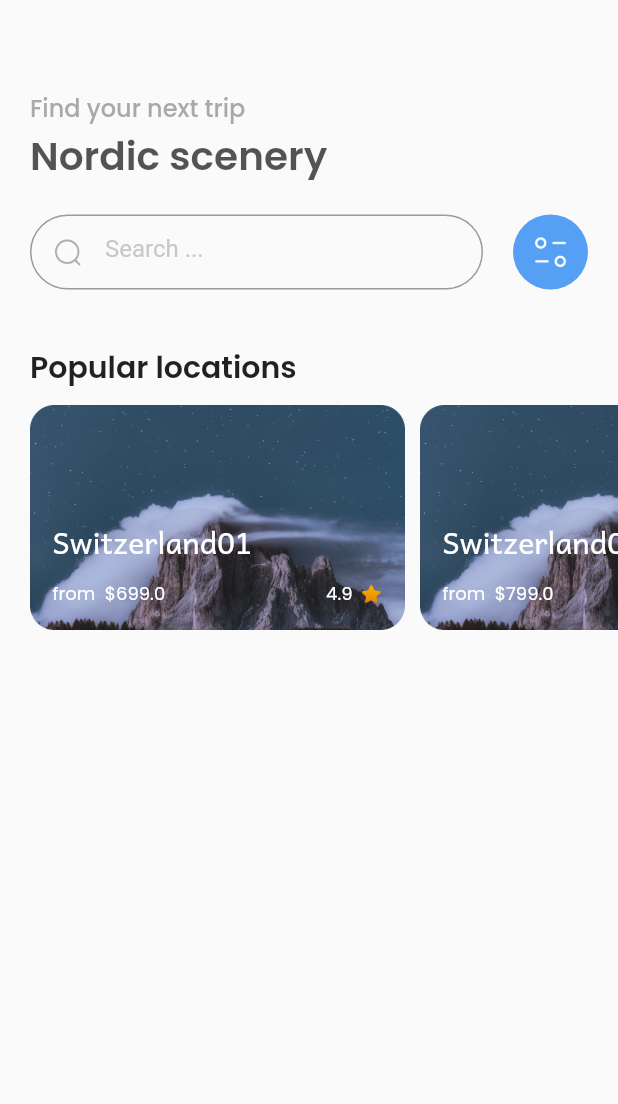
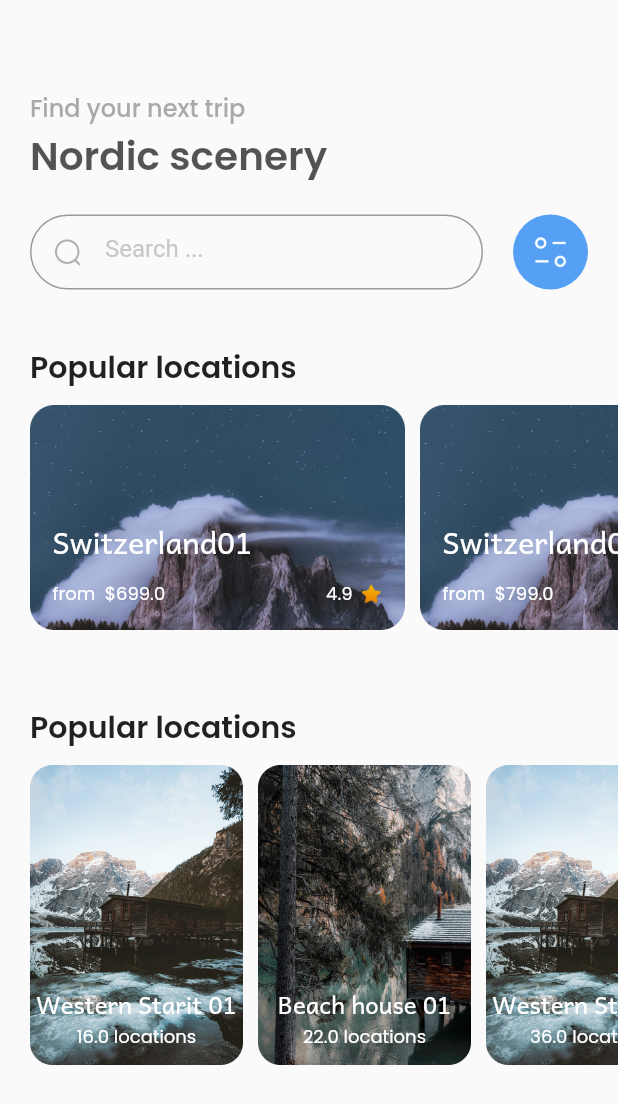
Before and after one commit to dmTung99-dev/demo_1, a Flutter app: the HomeScreen screen opened by its route, on a phone screen of 412 x 824 dp. Shown: the top 1104 px of the screen. Run offline on Flutter 3.47's test engine with Material 2 defaults, Android fonts, the phone set to English and light mode, and no system bars.

Commit message:
Tung Duong: Update HomePage without bottom bar

```diff
--- a/lib/models/popular_locations_model.dart
+++ b/lib/models/popular_locations_model.dart
@@ -41,3 +41,26 @@ List<PopularLocationsList> popularLocationsList01 = [
     rating: 4.9,
   ),
 ];
+
+List<PopularLocationsList> popularLocationsList02 = [
+  PopularLocationsList(
+    image: 'assets/images/western_strait_01.png',
+    name: 'Western Starit 01',
+    numberLocations: 16,
+  ),
+  PopularLocationsList(
+    image: 'assets/images/beach_house_01.png',
+    name: 'Beach house 01',
+    numberLocations: 22,
+  ),
+  PopularLocationsList(
+    image: 'assets/images/western_strait_02.png',
+    name: 'Western Starit 02',
+    numberLocations: 36,
+  ),
+  PopularLocationsList(
+    image: 'assets/images/beach_house_02.png',
+    name: 'Beach house 02',
+    numberLocations: 44,
+  ),
+];
--- a/lib/view/home/home_view.dart
+++ b/lib/view/home/home_view.dart
@@ -13,7 +13,8 @@ class HomeScreen extends StatefulWidget {
 
 class _HomeScreenState extends State<HomeScreen> {
   TextEditingController searchController = TextEditingController();
-  late PageController pageController;
+  late ScrollController popularList01Controller;
+  late ScrollController popularList02Controller;
   int currentIndex = 0;
 
   void onPressFilter() {
@@ -23,13 +24,15 @@ class _HomeScreenState extends State<HomeScreen> {
 
   @override
   void initState() {
-    pageController = PageController(viewportFraction: 0.45);
+    popularList01Controller = ScrollController();
+    popularList02Controller = ScrollController();
     super.initState();
   }
 
   @override
   void dispose() {
-    pageController.dispose();
+    popularList01Controller.dispose();
+    popularList02Controller.dispose();
     super.dispose();
   }
 
@@ -112,6 +115,7 @@ class _HomeScreenState extends State<HomeScreen> {
                     child: ListView.builder(
                         scrollDirection: Axis.horizontal,
                         itemCount: popularLocationsList01.length,
+                        controller: popularList01Controller,
                         itemBuilder: (context, index) {
                           return Container(
                             height: 150,
@@ -185,6 +189,56 @@ class _HomeScreenState extends State<HomeScreen> {
                 ],
               ),
             ),
+            SizedBox(height: 40,),
+            Container(
+              height: 300,
+              width: double.infinity,
+              child: Column(
+                crossAxisAlignment: CrossAxisAlignment.start,
+                children: [
+                  Text('Popular locations', style: TextStyle(fontSize: 20, fontFamily: 'PoppinsSemiBold'),),
+                  SizedBox(height: 10,),
+                  Container(
+                    height: 200,
+                    width: double.infinity,
+                    child: ListView.builder(
+                      scrollDirection: Axis.horizontal,
+                      controller: popularList02Controller,
+                      itemCount: popularLocationsList02.length,
+                      itemBuilder: (context, index) {
+                        return Container(
+                          height: 200,
+                          width: 142,
+                          margin: EdgeInsets.only( right: index == popularLocationsList01.length - 1 ? 0 : 10),
+                          decoration: BoxDecoration(
+                            borderRadius: BorderRadius.circular(17),
+                          ),
+                          child: Stack(
+                            children: [
+                              Image.asset(popularLocationsList02[index].image, fit: BoxFit.cover),
+                              Positioned(
+                                left: 0,
+                                right: 0,
+                                bottom: 10,
+                                child: Container(
+                                  alignment: Alignment.center,
+                                  child: Column(
+                                    children: [
+                                      Text(popularLocationsList02[index].name, style: TextStyle(fontSize: 16, fontFamily: 'AndikaRegular', color: Colors.white),),
+                                      Text('${popularLocationsList02[index].numberLocations} ${popularLocationsList02[index].numberLocations == 1 ? 'location' : 'locations'}',style: TextStyle(fontSize: 12, fontFamily: 'PoppinsRegular', color: Colors.white),)
+                                    ],
+                                  ),
+                                ),
+                              )
+                            ],
+                          ),
+                        );
+                    },
+                    ),
+                  )
+                ],
+              ),
+            )
           ],
         ),
       ),
```
Also changed, not shown: assets/images/beach_house_01.png (added), assets/images/beach_house_02.png (added), assets/images/western_strait_01.png (added), assets/images/western_strait_02.png (added).
